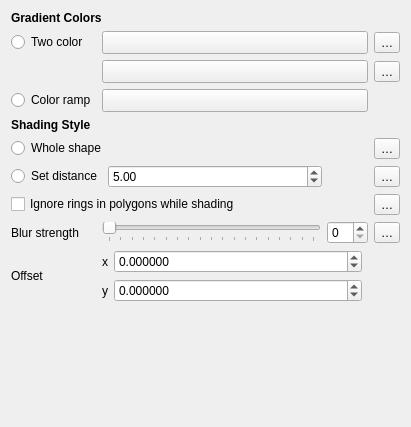
This is src/ui/symbollayer/widget_shapeburstfill.ui in qgis/QGIS as Qt 5 draws it before an edit. The edited form follows.
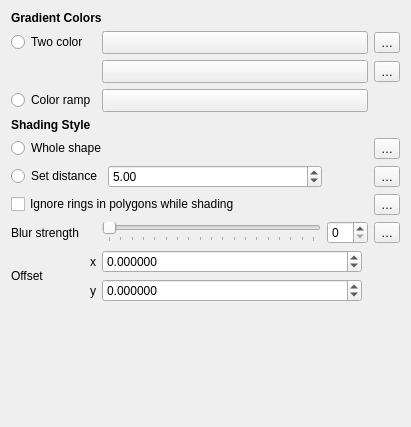
This is the edited form. Custom widgets are drawn as their Qt base class.

Commit message: Tweak fill offset label layout for better layout arrangement

```diff
--- a/src/ui/symbollayer/widget_shapeburstfill.ui
+++ b/src/ui/symbollayer/widget_shapeburstfill.ui
@@ -179,13 +179,6 @@
      </item>
     </layout>
    </item>
-   <item row="10" column="0">
-    <widget class="QLabel" name="label_6">
-     <property name="text">
-      <string>Offset</string>
-     </property>
-    </widget>
-   </item>
    <item row="9" column="4">
     <widget class="QgsPropertyOverrideButton" name="mBlurRadiusDDBtn">
      <property name="text">
@@ -290,15 +283,8 @@
    </item>
    <item row="10" column="1" colspan="3">
     <layout class="QGridLayout" name="gridLayout_2">
-     <item row="0" column="0">
-      <widget class="QLabel" name="label_4">
-       <property name="text">
-        <string>x</string>
-       </property>
-      </widget>
-     </item>
-     <item row="0" column="1">
-      <widget class="QgsDoubleSpinBox" name="spinOffsetX">
+     <item row="1" column="0">
+      <widget class="QgsDoubleSpinBox" name="spinOffsetY">
        <property name="sizePolicy">
         <sizepolicy hsizetype="Minimum" vsizetype="Fixed">
          <horstretch>1</horstretch>
@@ -326,15 +312,8 @@
        </property>
       </widget>
      </item>
-     <item row="1" column="0">
-      <widget class="QLabel" name="label_5">
-       <property name="text">
-        <string>y</string>
-       </property>
-      </widget>
-     </item>
-     <item row="1" column="1">
-      <widget class="QgsDoubleSpinBox" name="spinOffsetY">
+     <item row="0" column="0">
+      <widget class="QgsDoubleSpinBox" name="spinOffsetX">
        <property name="sizePolicy">
         <sizepolicy hsizetype="Minimum" vsizetype="Fixed">
          <horstretch>1</horstretch>
@@ -407,6 +386,31 @@
      </property>
     </spacer>
    </item>
+   <item row="10" column="0">
+    <layout class="QGridLayout" name="gridLayout_3" columnstretch="1,0">
+     <item row="0" column="1">
+      <widget class="QLabel" name="label_4">
+       <property name="text">
+        <string>x</string>
+       </property>
+      </widget>
+     </item>
+     <item row="1" column="1">
+      <widget class="QLabel" name="label_5">
+       <property name="text">
+        <string>y</string>
+       </property>
+      </widget>
+     </item>
+     <item row="0" column="0" rowspan="2">
+      <widget class="QLabel" name="label_6">
+       <property name="text">
+        <string>Offset</string>
+       </property>
+      </widget>
+     </item>
+    </layout>
+   </item>
   </layout>
   <zorder>btnColorRamp</zorder>
   <zorder>label</zorder>
```
Left out of the diff: 3 changed lines with no effect on the pictures. The commit also changes 3 other files.
